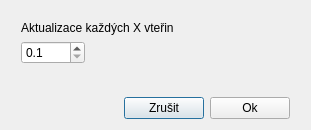
The window that crypto_chat/intervaldialog.ui (RxiPland/crypto_chat) describes before a commit, drawn with Qt 5.
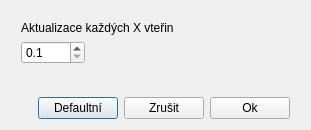
The same window after the commit.

```diff
--- a/crypto_chat/intervaldialog.ui
+++ b/crypto_chat/intervaldialog.ui
@@ -114,6 +114,13 @@
          </property>
         </spacer>
        </item>
+       <item>
+        <widget class="QPushButton" name="pushButton_3">
+         <property name="text">
+          <string>Defaultní</string>
+         </property>
+        </widget>
+       </item>
        <item>
         <widget class="QPushButton" name="pushButton_2">
          <property name="text">
```
